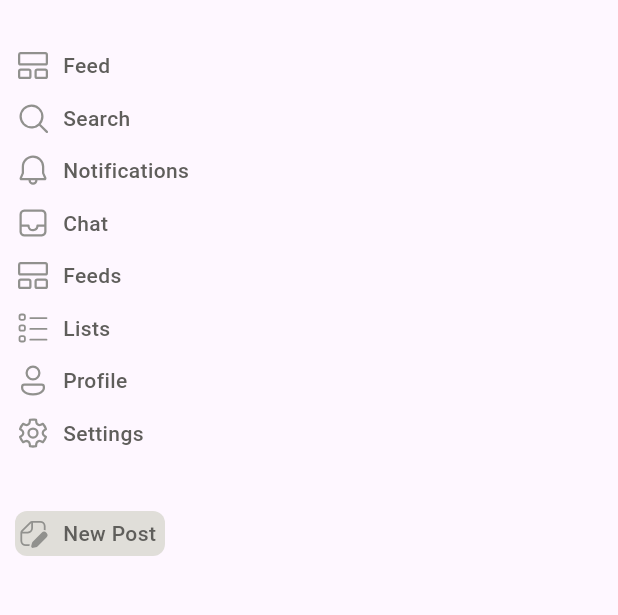
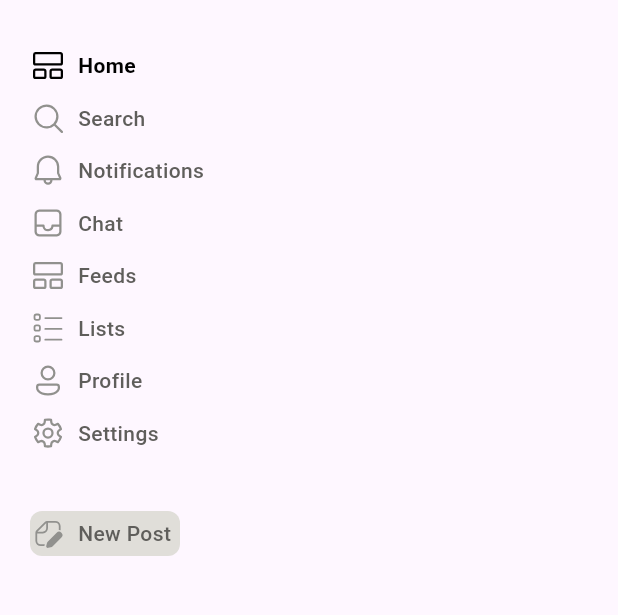
Before and after one commit to ThriveEngineer/Lumina, a Flutter app: the SideBar widget shown alone on an empty page, opened directly, on a phone screen of 412 x 824 dp, the part 56-671 px from its top. Run offline on Flutter 3.47's test engine with Material 3 defaults, Android fonts, the light colour scheme and no system bars; our stand-ins replace fluentui_system_icons; missing offline and left inert: bluesky.

Commit message:
Sidebar added

```diff
--- a/lib/components/side_bar.dart
+++ b/lib/components/side_bar.dart
@@ -25,11 +25,11 @@ class SideBar extends StatelessWidget {
         // Feed button with conditional navigation
         SizedBox(height: 11,),
         Padding(
-          padding: const EdgeInsets.only(left: 10),
+          padding: const EdgeInsets.only(left: 20),
           child: InkWell(
             onTap: () {
               // Only navigate if we're not already on FeedPage
-              if (currentPage != 'feed') {
+              if (currentPage != 'home') {
                 // This assumes you've stored the BlueskyService somewhere accessible
                 // You might need to adjust this based on your app's structure
               }
@@ -37,17 +37,17 @@ class SideBar extends StatelessWidget {
             child: Row(children: [
               Icon(
                 FluentIcons.broad_activity_feed_16_regular,
-                color: currentPage == 'feed'
+                color: currentPage == 'home'
                   ? Colors.black
                   : Color.fromRGBO(145, 145, 142, 1.0),
               ),
               SizedBox(width: 8,),
               Text(
-                "Feed",
+                "Home",
                 style: TextStyle(
-                  fontWeight: currentPage == 'feed' ? FontWeight.bold : FontWeight.w500,
+                  fontWeight: currentPage == 'home' ? FontWeight.bold : FontWeight.w500,
                   fontSize: 14,
-                  color: currentPage == 'feed'
+                  color: currentPage == 'home'
                     ? Colors.black
                     : Color.fromRGBO(95, 94, 91, 1.0)
                 ),
@@ -58,7 +58,7 @@ class SideBar extends StatelessWidget {
         // Search button
         SizedBox(height: 11),
                       Padding(
-                        padding: const EdgeInsets.only(left: 10),
+                        padding: const EdgeInsets.only(left: 20),
                         child: Row(children: [
                           Icon(FluentIcons.search_16_regular, color: Color.fromRGBO(145, 145, 142, 1.0),),
                           SizedBox(width: 8,),
@@ -69,7 +69,7 @@ class SideBar extends StatelessWidget {
                       SizedBox(height: 11,),
 
                       Padding(
-                        padding: const EdgeInsets.only(left: 10),
+                        padding: const EdgeInsets.only(left: 20),
                         child: Row(children: [
                           Icon(FluentIcons.alert_16_regular, color: Color.fromRGBO(145, 145, 142, 1.0),),
                           SizedBox(width: 8,),
@@ -80,7 +80,7 @@ class SideBar extends StatelessWidget {
                       SizedBox(height: 11,),
 
                       Padding(
-                        padding: const EdgeInsets.only(left: 10),
+                        padding: const EdgeInsets.only(left: 20),
                         child: Row(children: [
                           Icon(FluentIcons.mail_inbox_16_regular, color: Color.fromRGBO(145, 145, 142, 1.0),),
                           SizedBox(width: 8,),
@@ -91,7 +91,7 @@ class SideBar extends StatelessWidget {
                       SizedBox(height: 11,),
 
                       Padding(
-                        padding: const EdgeInsets.only(left: 10),
+                        padding: const EdgeInsets.only(left: 20),
                         child: Row(children: [
                           Icon(FluentIcons.broad_activity_feed_16_regular, color: Color.fromRGBO(145, 145, 142, 1.0),),
                           SizedBox(width: 8,),
@@ -102,7 +102,7 @@ class SideBar extends StatelessWidget {
                       SizedBox(height: 11,),
 
                       Padding(
-                        padding: const EdgeInsets.only(left: 10),
+                        padding: const EdgeInsets.only(left: 20),
                         child: Row(children: [
                           Icon(FluentIcons.apps_list_20_regular, color: Color.fromRGBO(145, 145, 142, 1.0), size: 24,),
                           SizedBox(width: 8,),
@@ -113,7 +113,7 @@ class SideBar extends StatelessWidget {
                       SizedBox(height: 11,),
 
                       Padding(
-                        padding: const EdgeInsets.only(left: 10),
+                        padding: const EdgeInsets.only(left: 20),
                         child: Row(children: [
                           Icon(FluentIcons.person_16_regular, color: Color.fromRGBO(145, 145, 142, 1.0), size: 24,),
                           SizedBox(width: 8,),
@@ -124,7 +124,7 @@ class SideBar extends StatelessWidget {
                       SizedBox(height: 11,),
 
                       Padding(
-                        padding: const EdgeInsets.only(left: 10),
+                        padding: const EdgeInsets.only(left: 20),
                         child: Row(children: [
                           Icon(FluentIcons.settings_16_regular, color: Color.fromRGBO(145, 145, 142, 1.0), size: 24,),
                           SizedBox(width: 8,),
@@ -135,7 +135,7 @@ class SideBar extends StatelessWidget {
                       SizedBox(height: 40,),
 
                       Padding(
-                        padding: const EdgeInsets.only(left: 10),
+                        padding: const EdgeInsets.only(left: 20),
                         child: Align(
                           alignment: Alignment.centerLeft,
                           child: InkWell(
```
Also changed, not shown: lib/pages/home_page.dart (+22 -15 lines).
